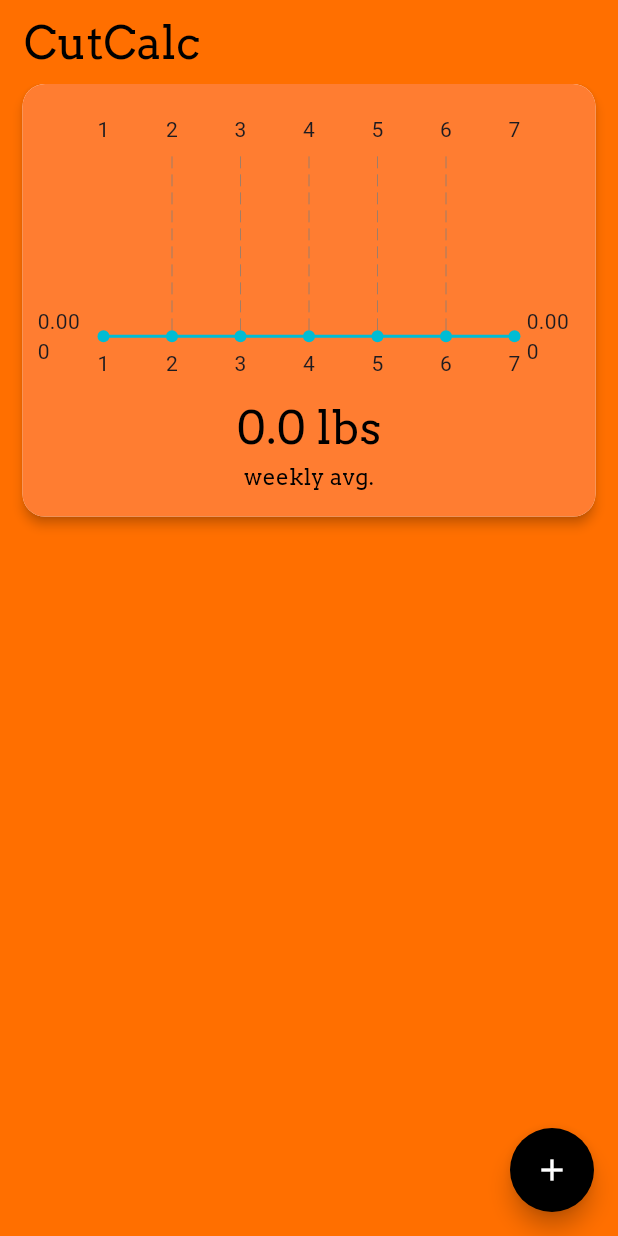
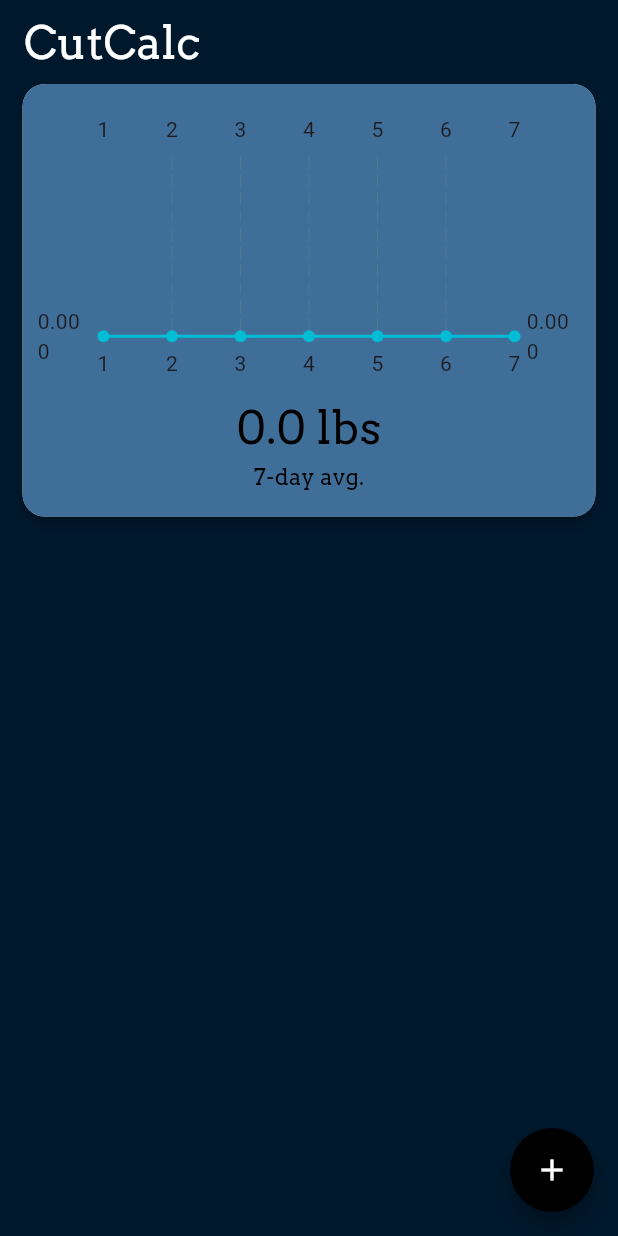
Before and after one commit to rahulg221/cut_calc_, a Flutter app: the screen it shows after launch, on a phone screen of 412 x 824 dp. Run offline on Flutter 3.47's test engine with Material 2 defaults, Android fonts, the phone set to English and light mode, and no system bars; drawn by our look-alikes of fl_chart; our stand-ins replace sqflite; accounts and stored records are empty.

Commit message:
Add files via upload

```diff
--- a/lib/homepage.dart
+++ b/lib/homepage.dart
@@ -18,14 +18,18 @@ class _MyHomePageState extends State<MyHomePage> {
   List<Map<String, dynamic>> _logs = [];
   bool _isLoading = true;
 
-  Color primaryColor = Color.fromARGB(255, 255, 111, 0);
-  Color secondaryColor = Color.fromARGB(255, 255, 125, 49);
+  //Color.fromARGB(255, 255, 111, 0);
+  Color primaryColor = Color.fromARGB(255, 0, 24, 44);
+
+  //Color.fromARGB(255, 255, 125, 49);
+  Color secondaryColor = Color.fromARGB(255, 15, 77, 128).withOpacity(0.8);
 
   String fontStyle = 'Arvo';
 
   double weeklyAvg = 0.0;
 
   List<double> week = [0, 0, 0, 0, 0, 0, 0];
+  List<FlSpot> dataPoints = [];
 
   final TextEditingController _weightController = TextEditingController();
   final TextEditingController _noteController = TextEditingController();
@@ -287,7 +291,7 @@ class _MyHomePageState extends State<MyHomePage> {
                     ),
                   ),
                   Text(
-                    'weekly avg.',
+                    '7-day avg.',
                     style: TextStyle(
                       fontWeight: FontWeight.w500,
                       color: Colors.black,
@@ -309,7 +313,7 @@ class _MyHomePageState extends State<MyHomePage> {
         title: Text(widget.title,
             style: TextStyle(
                 fontWeight: FontWeight.w300,
-                color: Colors.black,
+                color: Colors.white,
                 fontSize: 30,
                 fontFamily: fontStyle)),
       ),
```
